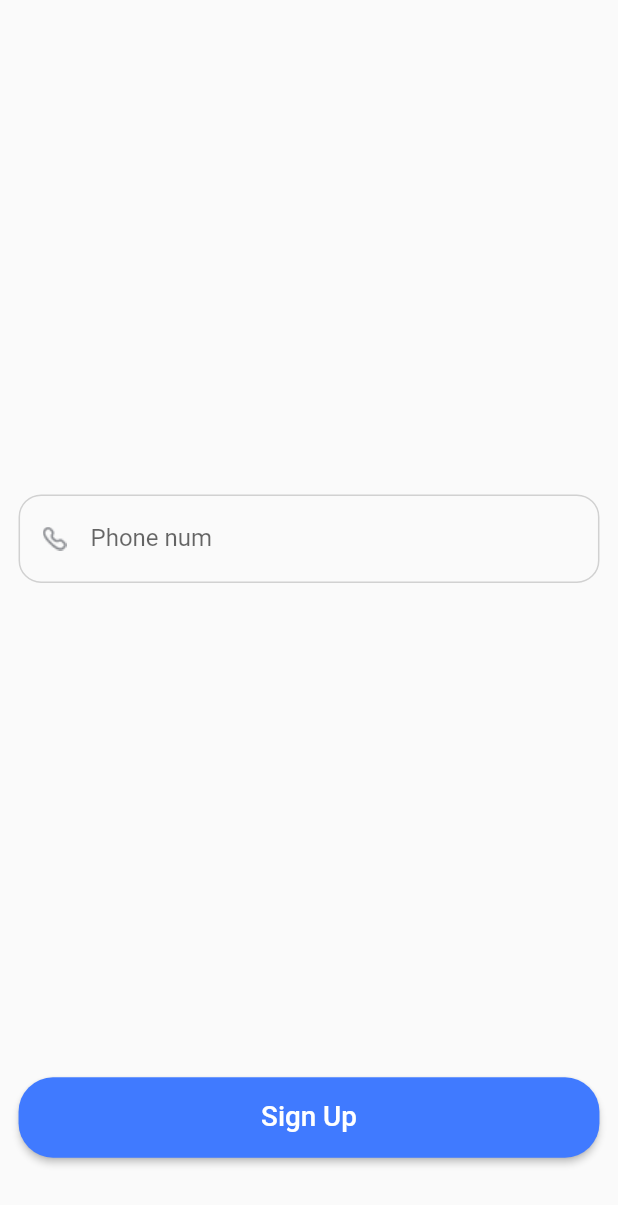
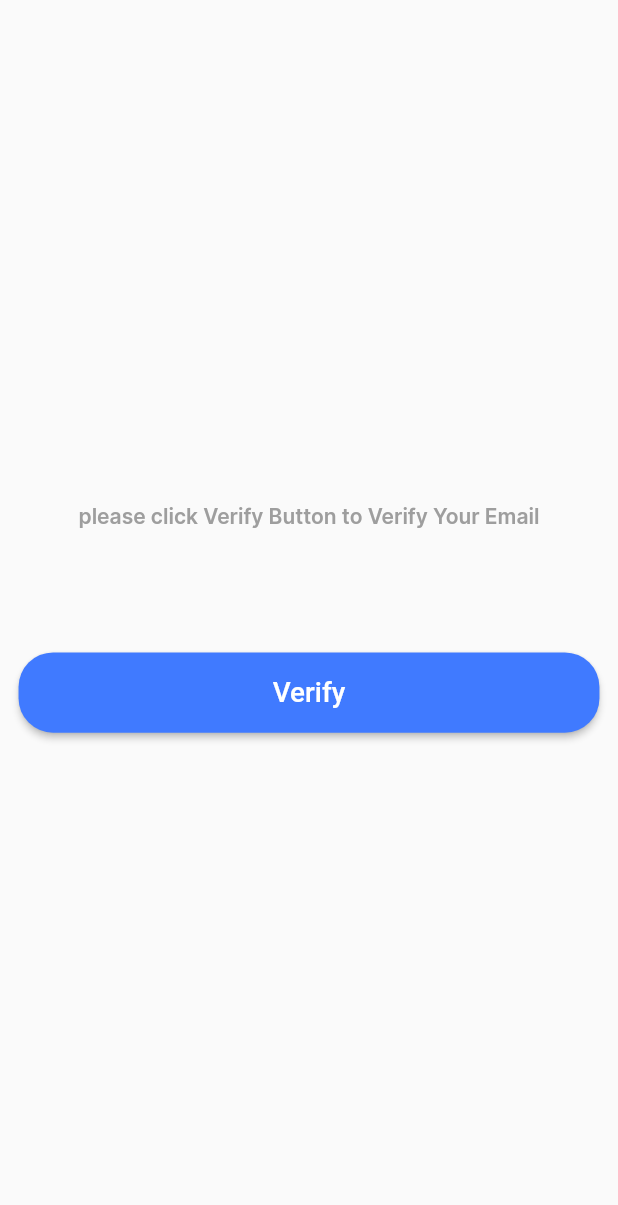
Before and after one commit to mostafa1255/Payment_App, a Flutter app: the screen it shows after launch, on a phone screen of 412 x 824 dp. Shown: the top 1205 px of the screen. Run offline on Flutter 3.47's test engine with Material 2 defaults, Android fonts, the phone set to English and light mode, and no system bars; our stand-ins replace animated_splash_screen, bloc, csc_picker, dio, firebase_auth, firebase_core and 9 more; missing offline and left inert: bottom_bar_with_sheet, flutter_stripe, numpad_layout; accounts and stored records are empty.

Commit message:
Verify screen

```diff
--- a/lib/App/Presentation/View/Screens/Home_Screen/widgets/homeScreenBody.dart
+++ b/lib/App/Presentation/View/Screens/Home_Screen/widgets/homeScreenBody.dart
@@ -1,4 +1,6 @@
 import 'package:flutter/material.dart';
+import 'package:get/get.dart';
+import 'package:payment_app/App/Presentation/View/Screens/Add%20money/Add_money.dart';
 import 'package:payment_app/App/Presentation/View/Screens/Home_Screen/widgets/customhomebuttons.dart';
 import 'package:payment_app/App/Styles/Assets.dart';
 import 'package:payment_app/App/Styles/colors.dart';
@@ -103,6 +105,9 @@ class homeScreenBody extends StatelessWidget {
               mainAxisAlignment: MainAxisAlignment.spaceBetween,
               children: [
                 customhomebuttons(
+                  onPressed: () {
+                    Get.to(addmoneyScreen());
+                  },
                   device: device,
                   iconData: Icons.add,
                   txt: "Add money",
--- /dev/null
+++ b/lib/App/Presentation/View/Screens/Verify_Screen/Verify_Screen.dart
@@ -0,0 +1,55 @@
+import 'package:flutter/foundation.dart';
+import 'package:flutter/material.dart';
+import 'package:flutter/widgets.dart';
+import 'package:flutter_bloc/flutter_bloc.dart';
+import 'package:payment_app/App/Presentation/View/Widgets/customMainButton.dart';
+import 'package:payment_app/App/Styles/text_Style.dart';
+import 'package:payment_app/App/data/Cubits/Auth_Cubit/auth_cubit.dart';
+
+class VerifyScreen extends StatelessWidget {
+  const VerifyScreen({super.key});
+
+  @override
+  Widget build(BuildContext context) {
+    Size device = MediaQuery.sizeOf(context);
+    return BlocProvider(
+      create: (context) => AuthCubit(),
+      child: BlocConsumer<AuthCubit, AuthState>(
+        listener: (context, state) {
+          // TODO: implement listener
+        },
+        builder: (context, state) {
+          return Scaffold(
+            body: Padding(
+              padding: EdgeInsets.symmetric(
+                  horizontal: device.width * 0.03,
+                  vertical: device.height * 0.04),
+              child: Column(
+                mainAxisAlignment: MainAxisAlignment.center,
+                crossAxisAlignment: CrossAxisAlignment.center,
+                children: [
+                  const Center(
+                    child: Text(
+                      "please click Verify Button to Verify Your Email",
+                      style: textstyle.textstyle14,
+                    ),
+                  ),
+                  SizedBox(
+                    height: device.height * 0.1,
+                  ),
+                  customMainButton(
+                    device: device,
+                    txt: "Verify",
+                    onPressed: () {
+                      BlocProvider.of<AuthCubit>(context).verifyEmail();
+                    },
+                  )
+                ],
+              ),
+            ),
+          );
+        },
+      ),
+    );
+  }
+}
--- a/lib/App/Presentation/View/Widgets/customSideButton.dart
+++ b/lib/App/Presentation/View/Widgets/customSideButton.dart
@@ -1,15 +1,17 @@
 import 'package:flutter/material.dart';
 import 'package:payment_app/App/Styles/colors.dart';
-
+// ignore: camel_case_types
 class customSideButton extends StatelessWidget {
   const customSideButton({
     super.key,
     required this.device,
     required this.txt,
+    this.onPressed,
   });
 
   final Size device;
   final String txt;
+  final void Function()? onPressed;
   @override
   Widget build(BuildContext context) {
     return ElevatedButton(
@@ -24,7 +26,7 @@ class customSideButton extends StatelessWidget {
                 Size(device.width, device.height * 0.065)),
             shape: MaterialStatePropertyAll(RoundedRectangleBorder(
                 borderRadius: BorderRadius.circular(23)))),
-        onPressed: () {},
+        onPressed: onPressed,
         child: Text(
           txt,
           style: TextStyle(
--- a/lib/main.dart
+++ b/lib/main.dart
@@ -5,6 +5,8 @@ import 'package:flutter/material.dart';
 import 'package:flutter_stripe/flutter_stripe.dart';
 import 'package:get/get.dart';
 import 'package:payment_app/App/Presentation/View/Screens/Auth/OTP/phonenumber.dart';
+import 'package:payment_app/App/Presentation/View/Screens/Auth/Register_Screen/Register_Screen.dart';
+import 'package:payment_app/App/Presentation/View/Screens/Verify_Screen/Verify_Screen.dart';
 import 'package:payment_app/App/Presentation/View/Screens/money%20added%20successful/money_added_successful.dart';
 import 'package:payment_app/App/Presentation/View/Screens/stripe_screen_test.dart';
 import 'package:payment_app/App/Tools/Stripe_Keys.dart';
@@ -27,6 +29,6 @@ class MyApp extends StatelessWidget {
   @override
   Widget build(BuildContext context) {
     return GetMaterialApp(
-        debugShowCheckedModeBanner: false, home: Phonenumber());
+        debugShowCheckedModeBanner: false, home: VerifyScreen());
   }
 }
```
Also changed, not shown: lib/App/Presentation/View/Screens/Auth/Login_Screen/widgets/LoginScreenBody.dart (+14 -4 lines), lib/App/Presentation/View/Screens/Auth/OTP/phonenumber.dart (+16 -6 lines), lib/App/Presentation/View/Screens/Auth/OTP/widgets/otpsucsessScreenBody.dart (+22 -4 lines), lib/App/Presentation/View/Screens/Auth/Register_Screen/widgets/RegisterScreenBody.dart (+5 -2 lines), lib/App/Presentation/View/Screens/Home_Screen/Home_Screen.dart (+1 -6 lines), lib/App/Presentation/View/Screens/Home_Screen/widgets/customhomebuttons.dart (+7 -5 lines), lib/App/Presentation/View/Widgets/Navigation_Bar.dart (+5 -5 lines).
